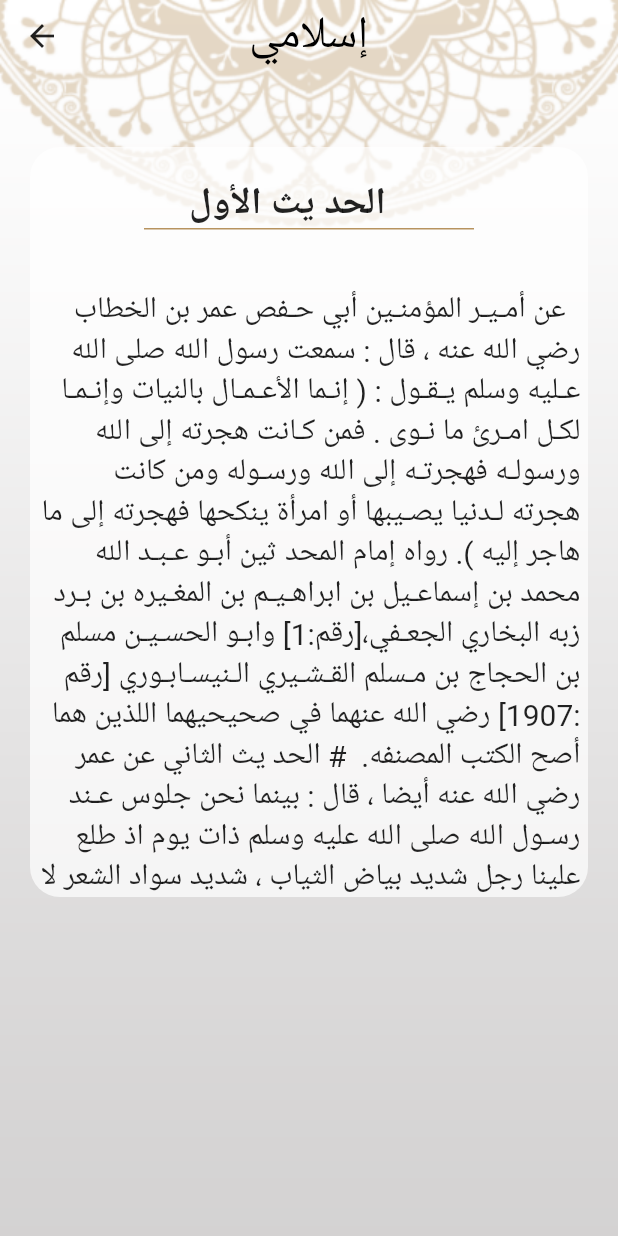
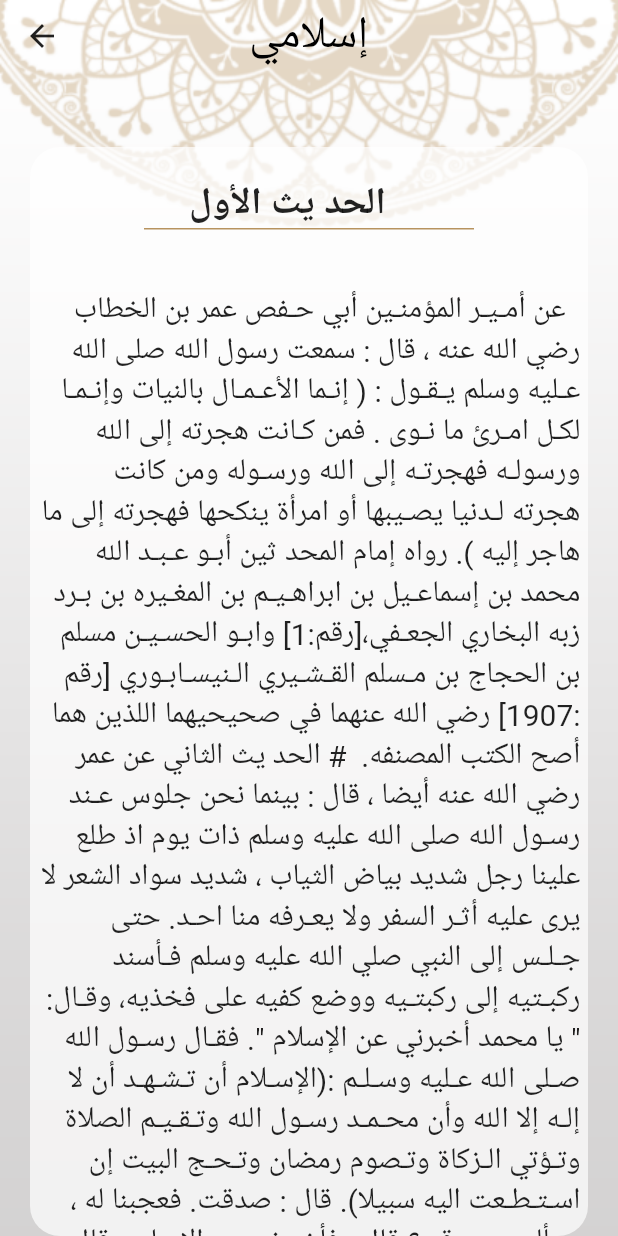
Before and after one commit to hazemt1/islami_app, a Flutter app: the HadeethDetailsScreen screen opened directly with empty values, on a phone screen of 412 x 824 dp. Run offline on Flutter 3.47's test engine with Material 2 defaults, Android fonts, the phone set to English and light mode, and no system bars; our stand-ins replace hexcolor.

Commit message:
Hadeeth fix Screen

```diff
--- a/lib/supScreens/HadethDetailsScreen.dart
+++ b/lib/supScreens/HadethDetailsScreen.dart
@@ -61,11 +61,8 @@ class _HadeethDetailsScreenState extends State<HadeethDetailsScreen> {
                   )
                 ],
               ),
-              Container(
-                constraints: BoxConstraints(
-                  minHeight: 300,
-                  maxHeight: 500,
-                ),
+              Expanded(
+                child: Container(
                   decoration: BoxDecoration(
                       borderRadius: BorderRadius.circular(20),
                       color: Colors.white.withOpacity(0.7)),
@@ -103,6 +100,7 @@ class _HadeethDetailsScreenState extends State<HadeethDetailsScreen> {
                       ],
                     ),
                   ),
+                ),
               )
             ],
           )),
--- a/lib/supScreens/SuraDetailsScreen.dart
+++ b/lib/supScreens/SuraDetailsScreen.dart
@@ -65,7 +65,7 @@ class _SuraDetailsScreenState extends State<SuraDetailsScreen> {
                     child: Column(
                       children: [
                         Container(
-                          width: 220,
+                          width: 250,
                           margin: EdgeInsets.all(20),
                           child: Row(
                             children: <Widget>[
```
Lines whose indentation alone changed are shown as unchanged.
